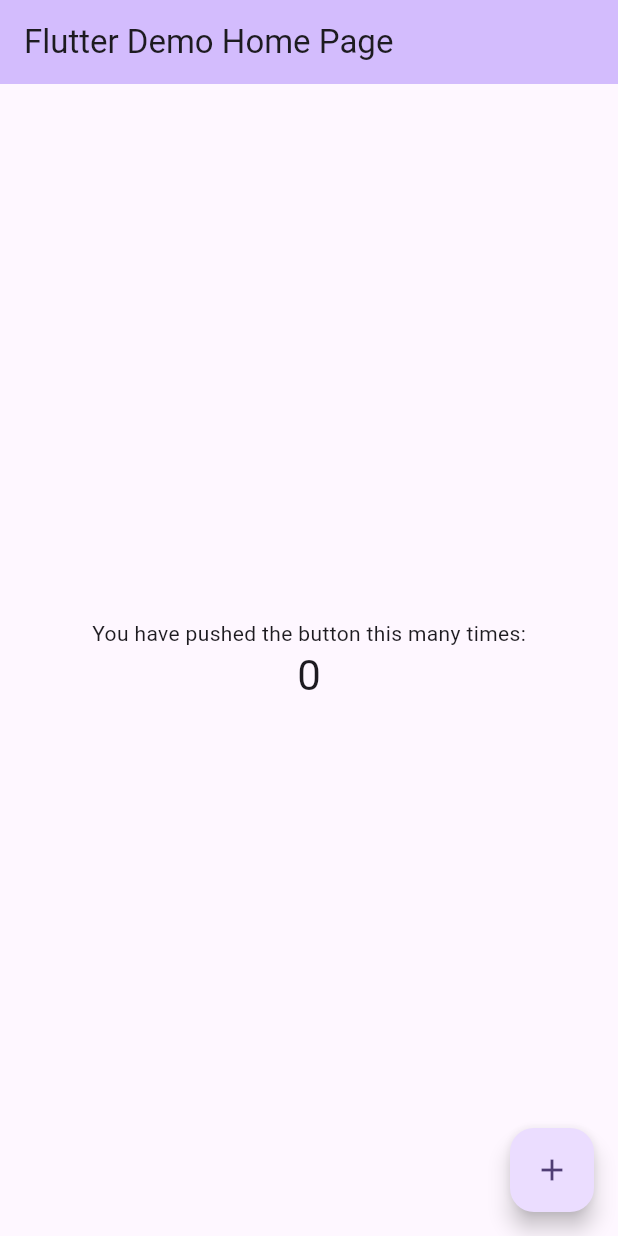
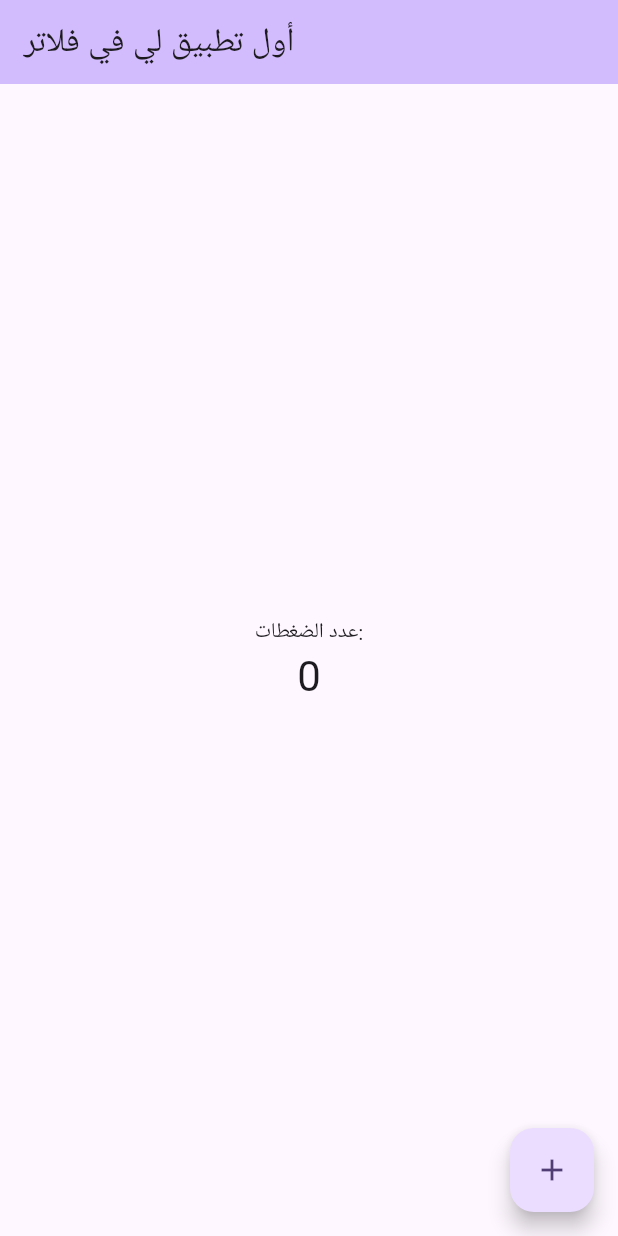
Before and after one commit to jamalerhoma/my_first_app, a Flutter app: the screen it shows after launch, on a phone screen of 412 x 824 dp. Run offline on Flutter 3.47's test engine with Material 3 defaults, Android fonts, the phone set to English and light mode, and no system bars.

Commit message:
Update app title and counter text to Arabic

```diff
--- a/lib/main.dart
+++ b/lib/main.dart
@@ -6,46 +6,20 @@ void main() {
 
 class MyApp extends StatelessWidget {
   const MyApp({super.key});
-
-  // This widget is the root of your application.
   @override
   Widget build(BuildContext context) {
     return MaterialApp(
-      title: 'Flutter Demo',
+      title: 'اول تطبيق لي',
       theme: ThemeData(
-        // This is the theme of your application.
-        //
-        // TRY THIS: Try running your application with "flutter run". You'll see
-        // the application has a purple toolbar. Then, without quitting the app,
-        // try changing the seedColor in the colorScheme below to Colors.green
-        // and then invoke "hot reload" (save your changes or press the "hot
-        // reload" button in a Flutter-supported IDE, or press "r" if you used
-        // the command line to start the app).
-        //
-        // Notice that the counter didn't reset back to zero; the application
-        // state is not lost during the reload. To reset the state, use hot
-        // restart instead.
-        //
-        // This works for code too, not just values: Most code changes can be
-        // tested with just a hot reload.
         colorScheme: ColorScheme.fromSeed(seedColor: Colors.deepPurple),
       ),
-      home: const MyHomePage(title: 'Flutter Demo Home Page'),
+      home: const MyHomePage(title: 'أول تطبيق لي في فلاتر'),
     );
   }
 }
 
 class MyHomePage extends StatefulWidget {
   const MyHomePage({super.key, required this.title});
-
-  // This widget is the home page of your application. It is stateful, meaning
-  // that it has a State object (defined below) that contains fields that affect
-  // how it looks.
-
-  // This class is the configuration for the state. It holds the values (in this
-  // case the title) provided by the parent (in this case the App widget) and
-  // used by the build method of the State. Fields in a Widget subclass are
-  // always marked "final".
 
   final String title;
 
@@ -58,53 +32,26 @@ class _MyHomePageState extends State<MyHomePage> {
 
   void _incrementCounter() {
     setState(() {
-      // This call to setState tells the Flutter framework that something has
-      // changed in this State, which causes it to rerun the build method below
-      // so that the display can reflect the updated values. If we changed
-      // _counter without calling setState(), then the build method would not be
-      // called again, and so nothing would appear to happen.
       _counter++;
     });
   }
 
   @override
   Widget build(BuildContext context) {
-    // This method is rerun every time setState is called, for instance as done
-    // by the _incrementCounter method above.
-    //
-    // The Flutter framework has been optimized to make rerunning build methods
-    // fast, so that you can just rebuild anything that needs updating rather
-    // than having to individually change instances of widgets.
     return Scaffold(
       appBar: AppBar(
-        // TRY THIS: Try changing the color here to a specific color (to
-        // Colors.amber, perhaps?) and trigger a hot reload to see the AppBar
-        // change color while the other colors stay the same.
+
         backgroundColor: Theme.of(context).colorScheme.inversePrimary,
-        // Here we take the value from the MyHomePage object that was created by
-        // the App.build method, and use it to set our appbar title.
+
         title: Text(widget.title),
       ),
       body: Center(
-        // Center is a layout widget. It takes a single child and positions it
-        // in the middle of the parent.
+
         child: Column(
-          // Column is also a layout widget. It takes a list of children and
-          // arranges them vertically. By default, it sizes itself to fit its
-          // children horizontally, and tries to be as tall as its parent.
-          //
-          // Column has various properties to control how it sizes itself and
-          // how it positions its children. Here we use mainAxisAlignment to
-          // center the children vertically; the main axis here is the vertical
-          // axis because Columns are vertical (the cross axis would be
-          // horizontal).
-          //
-          // TRY THIS: Invoke "debug painting" (choose the "Toggle Debug Paint"
-          // action in the IDE, or press "p" in the console), to see the
-          // wireframe for each widget.
+
           mainAxisAlignment: MainAxisAlignment.center,
           children: <Widget>[
-            const Text('You have pushed the button this many times:'),
+            const Text('عدد الضغطات:'),
             Text(
               '$_counter',
               style: Theme.of(context).textTheme.headlineMedium,
```
